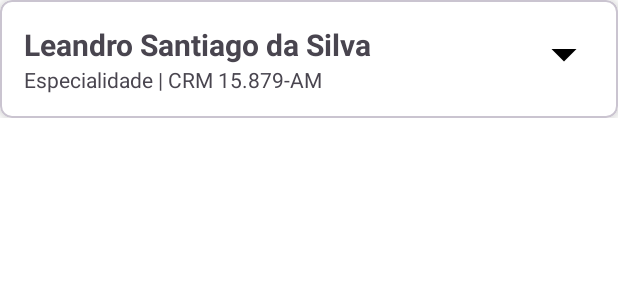
After one commit to WadrianAraujo/ClinicControl, an Android app: the layout expandable_card_layout.xml on its own in the app's theme, with its tools: preview values and no code run, on a phone screen of 412 x 824 dp. The commit adds this screen. Shown: the top 300 px of the screen. Run offline under Robolectric (Android 15) with nearby library versions, the phone set to English and light mode, and no system bars.

Commit message:
Feat: added expandable card

```diff
--- a/app/src/main/AndroidManifest.xml
+++ b/app/src/main/AndroidManifest.xml
@@ -10,7 +10,7 @@
         android:label="@string/app_name"
         android:roundIcon="@mipmap/ic_launcher_round"
         android:supportsRtl="true"
-        android:theme="@style/Theme.ClinicControl"
+        android:theme="@style/AppTheme"
         tools:targetApi="31">
         <activity
             android:name=".HomeActivity"
--- /dev/null
+++ b/app/src/main/res/drawable/arrow_drop_down.xml
@@ -0,0 +1,5 @@
+<vector xmlns:android="http://schemas.android.com/apk/res/android" android:height="24dp" android:tint="#000000" android:viewportHeight="24" android:viewportWidth="24" android:width="24dp">
+
+    <path android:fillColor="@android:color/white" android:pathData="M7,10l5,5 5,-5z"/>
+
+</vector>
--- /dev/null
+++ b/app/src/main/res/drawable/border_button.xml
@@ -0,0 +1,10 @@
+<?xml version="1.0" encoding="utf-8"?>
+<shape xmlns:android="http://schemas.android.com/apk/res/android"
+    android:shape="oval">
+
+    <solid android:color="@android:color/transparent" />
+    <stroke
+        android:width="2dp"
+        android:color="@color/black"
+        />
+</shape>
--- a/app/src/main/res/layout/activity_home.xml
+++ b/app/src/main/res/layout/activity_home.xml
@@ -33,7 +33,9 @@
     <TextView
         android:layout_width="wrap_content"
         android:layout_height="wrap_content"
-        android:text="Escolha qual seção seja iniciar:"
+        android:text="@string/home_section_to_start_text"
+        android:textSize="16sp"
+        android:textStyle="bold"
         app:layout_constraintBottom_toTopOf="@+id/btn_doctors"
         app:layout_constraintStart_toStartOf="@+id/btn_doctors" />
 
@@ -44,7 +46,7 @@
         android:layout_marginTop="84dp"
         android:backgroundTint="@color/logo_principal_color"
         android:text="@string/home_button_doctors"
-        android:textColor="@color/logo_secondary_color"
+        android:textColor="@color/white"
         android:textSize="24sp"
         app:cornerRadius="8dp"
         app:layout_constraintEnd_toEndOf="parent"
@@ -58,7 +60,7 @@
         android:layout_marginTop="16dp"
         android:backgroundTint="@color/logo_principal_color"
         android:text="@string/home_button_patients"
-        android:textColor="@color/logo_secondary_color"
+        android:textColor="@color/white"
         android:textSize="24sp"
         app:cornerRadius="8dp"
         app:layout_constraintEnd_toEndOf="parent"
@@ -72,7 +74,7 @@
         android:layout_marginTop="16dp"
         android:backgroundTint="@color/logo_principal_color"
         android:text="@string/home_button_queries"
-        android:textColor="@color/logo_secondary_color"
+        android:textColor="@color/white"
         android:textSize="24sp"
         app:cornerRadius="8dp"
         app:layout_constraintEnd_toEndOf="parent"
--- /dev/null
+++ b/app/src/main/res/layout/expandable_card_layout.xml
@@ -0,0 +1,146 @@
+<androidx.constraintlayout.widget.ConstraintLayout xmlns:android="http://schemas.android.com/apk/res/android"
+    xmlns:app="http://schemas.android.com/apk/res-auto"
+    xmlns:tools="http://schemas.android.com/tools"
+    android:layout_width="match_parent"
+    android:layout_height="wrap_content">
+
+    <com.google.android.material.card.MaterialCardView
+        android:id="@+id/cardView"
+        android:layout_width="match_parent"
+        android:layout_height="wrap_content"
+        app:cardBackgroundColor="@android:color/white"
+        app:cardCornerRadius="8dp"
+        app:cardElevation="4dp"
+        app:layout_constraintBottom_toBottomOf="parent"
+        app:layout_constraintEnd_toEndOf="parent"
+        app:layout_constraintStart_toStartOf="parent"
+        app:layout_constraintTop_toTopOf="parent">
+
+        <androidx.constraintlayout.widget.ConstraintLayout
+            android:layout_width="match_parent"
+            android:layout_height="match_parent"
+            android:layout_marginBottom="16dp">
+
+            <ImageView
+                android:layout_width="40dp"
+                android:layout_height="40dp"
+                android:layout_marginTop="16dp"
+                android:layout_marginEnd="16dp"
+                android:src="@drawable/arrow_drop_down"
+                app:layout_constraintEnd_toEndOf="@+id/tv_name"
+                app:layout_constraintTop_toTopOf="parent" />
+
+            <TextView
+                android:id="@+id/tv_name"
+                android:layout_width="0dp"
+                android:layout_height="wrap_content"
+                android:layout_marginStart="16dp"
+                android:layout_marginTop="16dp"
+                android:text="@string/card_name_example"
+                android:textSize="20sp"
+                android:textStyle="bold"
+                app:layout_constraintEnd_toEndOf="parent"
+                app:layout_constraintStart_toStartOf="parent"
+                app:layout_constraintTop_toTopOf="parent" />
+
+            <TextView
+                android:id="@+id/tv_specialty"
+                android:layout_width="0dp"
+                android:layout_height="wrap_content"
+                android:layout_marginBottom="16dp"
+                android:text="@string/card_specialty_example"
+                app:layout_constraintStart_toStartOf="@id/tv_name"
+                app:layout_constraintTop_toBottomOf="@id/tv_name" />
+
+            <TextView
+                android:id="@+id/tv_separate"
+                android:layout_width="wrap_content"
+                android:layout_height="wrap_content"
+                android:text="@string/card_separateicon"
+                app:layout_constraintStart_toEndOf="@id/tv_specialty"
+                app:layout_constraintTop_toTopOf="@+id/tv_specialty" />
+
+            <TextView
+                android:layout_width="0dp"
+                android:layout_height="wrap_content"
+                android:text="@string/card_CRM_example"
+                app:layout_constraintStart_toEndOf="@id/tv_separate"
+                app:layout_constraintTop_toTopOf="@id/tv_specialty" />
+
+        </androidx.constraintlayout.widget.ConstraintLayout>
+
+
+        <androidx.constraintlayout.widget.ConstraintLayout
+            android:id="@+id/expandingContentLayout"
+            android:layout_width="match_parent"
+            android:layout_height="match_parent"
+            android:visibility="gone">
+
+            <TextView
+                android:id="@+id/tv_email"
+                android:layout_width="0dp"
+                android:layout_height="wrap_content"
+                android:layout_marginStart="16dp"
+                android:layout_marginTop="64dp"
+                android:text="@string/card_email_example"
+                app:layout_constraintEnd_toEndOf="parent"
+                app:layout_constraintStart_toStartOf="parent"
+                app:layout_constraintTop_toTopOf="parent" />
+
+            <TextView
+                android:id="@+id/tv_phoneNumber"
+                android:layout_width="0dp"
+                android:layout_height="wrap_content"
+                android:layout_marginTop="2dp"
+                android:text="@string/card_phoneNumber_example"
+                app:layout_constraintStart_toStartOf="@id/tv_email"
+                app:layout_constraintTop_toBottomOf="@id/tv_email" />
+
+            <TextView
+                android:id="@+id/tv_address"
+                android:layout_width="0dp"
+                android:layout_height="wrap_content"
+                android:layout_marginTop="2dp"
+                android:maxEms="20"
+                android:text="@string/card_address_example"
+                app:layout_constraintStart_toStartOf="@+id/tv_phoneNumber"
+                app:layout_constraintTop_toBottomOf="@+id/tv_phoneNumber" />
+
+            <LinearLayout
+                android:layout_width="match_parent"
+                android:layout_height="wrap_content"
+                android:layout_marginBottom="16dp"
+                android:orientation="horizontal"
+                app:layout_constraintBottom_toBottomOf="parent"
+                app:layout_constraintTop_toBottomOf="@+id/tv_address">
+
+                <Button
+                    android:id="@+id/btn_edit"
+                    android:layout_width="1dp"
+                    android:layout_height="wrap_content"
+                    android:layout_marginStart="16dp"
+                    android:layout_weight="1"
+                    android:backgroundTint="@color/logo_secondary_color"
+                    android:text="@string/card_btn_edit"
+                    android:textColor="@color/logo_principal_color"
+                    app:cornerRadius="10dp" />
+
+                <Button
+                    android:layout_width="1dp"
+                    android:layout_height="wrap_content"
+                    android:layout_marginStart="16dp"
+                    android:layout_marginEnd="16dp"
+                    android:layout_weight="1"
+                    android:backgroundTint="@color/logo_secondary_color"
+                    android:text="@string/card_btn_deactivateProfile"
+                    android:textColor="@color/logo_principal_color"
+                    app:cornerRadius="10dp" />
+
+            </LinearLayout>
+
+
+        </androidx.constraintlayout.widget.ConstraintLayout>
+
+    </com.google.android.material.card.MaterialCardView>
+
+</androidx.constraintlayout.widget.ConstraintLayout>
--- a/app/src/main/res/values/strings.xml
+++ b/app/src/main/res/values/strings.xml
@@ -4,4 +4,14 @@
     <string name="home_button_patients">Pacientes</string>
     <string name="home_button_queries">Consultas</string>
     <string name="home_textTitle">Clinic Control</string>
+    <string name="home_section_to_start_text">Escolha qual seção deseja iniciar:</string>
+    <string name="card_name_example">Leandro Santiago da Silva</string>
+    <string name="card_specialty_example">Especialidade</string>
+    <string name="card_separateicon">" | "</string>
+    <string name="card_CRM_example">CRM 15.879-AM</string>
+    <string name="card_email_example">email@email.com</string>
+    <string name="card_phoneNumber_example">(92) 99999-8888</string>
+    <string name="card_address_example">Av. Barrasano 633, Cidade Nova - Manaus/AM CEP:69098-030</string>
+    <string name="card_btn_edit">Editar</string>
+    <string name="card_btn_deactivateProfile">Desativar Perfil</string>
 </resources>
--- a/app/src/main/res/values/themes.xml
+++ b/app/src/main/res/values/themes.xml
@@ -1,9 +1,8 @@
 <resources xmlns:tools="http://schemas.android.com/tools">
     <!-- Base application theme. -->
-    <style name="Base.Theme.ClinicControl" parent="Theme.Material3.DayNight.NoActionBar">
+    <style name="AppTheme" parent="Theme.Material3.Light.NoActionBar">
         <!-- Customize your light theme here. -->
-        <!-- <item name="colorPrimary">@color/my_light_primary</item> -->
+        <item name="android:windowBackground">@android:color/white</item>
     </style>
 
-    <style name="Theme.ClinicControl" parent="Base.Theme.ClinicControl" />
 </resources>
```
